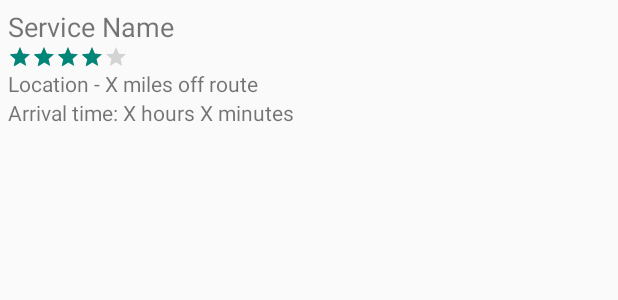
After one commit to lmkahn/Waypoint, an Android app: the layout results_list_item.xml on its own in the app's theme, with its tools: preview values and no code run, on a phone screen of 412 x 824 dp. The commit adds this screen. Shown: the top 300 px of the screen. Run offline under Robolectric (Android 15) with nearby library versions, the phone set to English and light mode, and no system bars.

Commit message:
sets up SQL database and attaches it to results list

```diff
--- a/app/src/main/res/layout/activity_results_listview.xml
+++ b/app/src/main/res/layout/activity_results_listview.xml
@@ -7,7 +7,7 @@
     android:orientation="vertical"
     >
     <ListView
-        android:id="@+id/results_list_view"
+        android:id="@id/android:list"
         android:layout_width="match_parent"
         android:layout_height="match_parent"
         />
--- a/app/src/main/res/layout/activity_route_input.xml
+++ b/app/src/main/res/layout/activity_route_input.xml
@@ -89,6 +89,8 @@
         android:layout_width="wrap_content"
         android:layout_height="wrap_content"
         android:text="Search"
-        android:id="@+id/button" />
+        android:id="@+id/submit_route"
+        android:onClick="onSubmitRoute"
+        />
 
 </LinearLayout>
--- /dev/null
+++ b/app/src/main/res/layout/results_list_item.xml
@@ -0,0 +1,56 @@
+<?xml version="1.0" encoding="utf-8"?>
+<LinearLayout xmlns:android="http://schemas.android.com/apk/res/android"
+    android:layout_width="match_parent"
+    android:layout_height="wrap_content"
+    android:orientation="vertical"
+    android:padding="5dp"
+    >
+
+    <TextView
+        android:id="@+id/list_item_service_name"
+        android:layout_width="match_parent"
+        android:layout_height="wrap_content"
+        android:paddingBottom="3dp"
+        android:textSize="18sp"
+        android:text="Service Name"
+        android:padding="0dp"
+        android:layout_margin="0dp"
+        />
+    <RatingBar
+        android:id="@+id/list_item_rating"
+        android:layout_width="wrap_content"
+        android:layout_height="wrap_content"
+        android:numStars = "5"
+        android:rating   = "4"
+        style="?android:attr/ratingBarStyleSmall" />
+
+
+    <LinearLayout
+        android:layout_width="match_parent"
+        android:layout_height="wrap_content"
+        android:orientation="horizontal">
+
+        <TextView
+            android:id="@+id/list_item_location"
+            android:layout_height="wrap_content"
+            android:layout_width="wrap_content"
+            android:textSize="14sp"
+
+            android:text="Location - "/>
+
+        <TextView
+            android:id="@+id/list_item_miles_away"
+            android:layout_height="wrap_content"
+            android:layout_width="fill_parent"
+            android:textSize="14sp"
+            android:text="X miles off route"
+            />
+    </LinearLayout>
+    <TextView
+        android:id="@+id/list_item_arrival_time"
+        android:layout_width="wrap_content"
+        android:layout_height="wrap_content"
+        android:textSize="14sp"
+        android:text="Arrival time: X hours X minutes"
+        />
+</LinearLayout>
```
Also changed, not shown: app/src/main/java/com/lauren/waypoint/ListItemResults.java (+30 -2 lines), app/src/main/java/com/lauren/waypoint/ResultsArrayAdapter.java (added, +57 -0 lines), app/src/main/java/com/lauren/waypoint/ResultsDBHelper.java (added, +50 -0 lines), app/src/main/java/com/lauren/waypoint/RouteInputActivity.java (+14 -0 lines), 5 other files.
